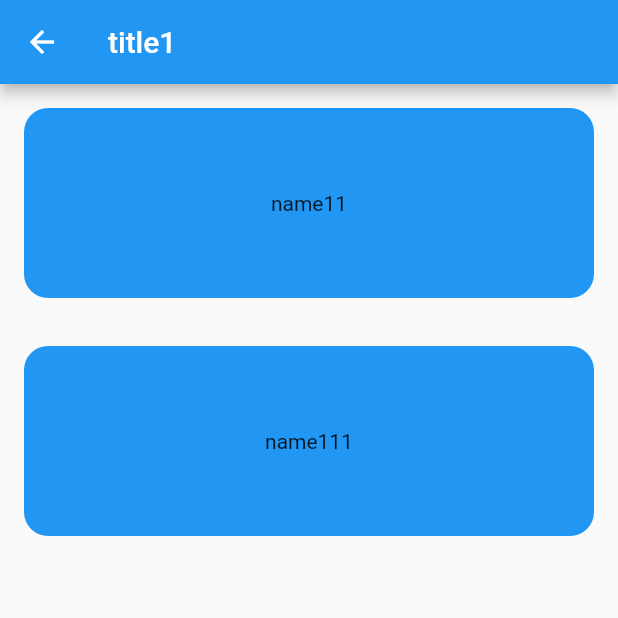
After one commit to Nil-cire/timer_note, a Flutter app: the NoteListPage screen opened directly with sample values from the repository, on a phone screen of 412 x 824 dp, the top half of it. The commit adds this screen. Run offline on Flutter 3.47's test engine with Material 2 defaults, Android fonts, the phone set to English and light mode, and no system bars; our stand-ins replace bloc, flutter_bloc.

Commit message:
feat: Note list page

```diff
--- /dev/null
+++ b/lib/data/entity/NoteEneity.dart
@@ -0,0 +1,7 @@
+
+class NoteEntity {
+  NoteEntity(this.uuid, this.name);
+
+  String uuid;
+  String name;
+}
--- a/lib/data/entity/NoteFileEntity.dart
+++ b/lib/data/entity/NoteFileEntity.dart
@@ -1,6 +1,9 @@
+import 'package:timer_note/data/entity/NoteEneity.dart';
 
 class NoteFileEntity {
-  late String uuid;
+  String uuid;
+  String title;
+  List<NoteEntity> notes;
 
-  NoteFileEntity(this.uuid);
+  NoteFileEntity(this.uuid, this.title, this.notes);
 }
--- a/lib/main.dart
+++ b/lib/main.dart
@@ -1,7 +1,10 @@
 import 'package:flutter/material.dart';
 import 'package:flutter_bloc/flutter_bloc.dart';
+import 'package:timer_note/data/entity/NoteEneity.dart';
+import 'package:timer_note/data/entity/NoteFileEntity.dart';
 import 'package:timer_note/ui/home_page/HomePage.dart';
 import 'package:timer_note/ui/home_page/HomePageViewModel.dart';
+import 'package:timer_note/ui/note_list/NoteListPage.dart';
 
 void main() {
   runApp(const MyApp());
@@ -32,7 +35,12 @@ class MyApp extends StatelessWidget {
           child: const HomePage()
       ),
       routes: {
-        "/home": (context) => const HomePage()
+        "/home": (context) => const HomePage(),
+        "/note_list": (context) {
+          dynamic obj = ModalRoute.of(context)?.settings.arguments;
+          var noteFile = obj["note_files"];
+          return NoteListPage(noteFile);
+        }
       },
     );
   }
--- /dev/null
+++ b/lib/ui/custom/NoteListItemView.dart
@@ -0,0 +1,32 @@
+
+import 'package:flutter/cupertino.dart';
+import 'package:flutter/material.dart';
+import 'package:timer_note/data/entity/NoteEneity.dart';
+
+import '../../value/MyDimension.dart';
+
+class NoteListItemView extends StatelessWidget {
+
+  final NoteEntity note;
+
+  const NoteListItemView(this.note, {Key? key}) : super(key: key);
+
+  @override
+  Widget build(BuildContext context) {
+    return ClipRRect(
+      borderRadius: const BorderRadius.all(
+          Radius.circular(MyDimension.mainBorderRadius)),
+      child: AspectRatio(
+        aspectRatio: 1 / 2,
+        child: Container(
+          padding: const EdgeInsets.all(MyDimension.itemMainPadding),
+          color: Colors.blue,
+          child: Center(
+            child: Text(note.name),
+          ),
+        ),
+      ),
+    );
+  }
+
+}
--- a/lib/ui/home_page/HomePage.dart
+++ b/lib/ui/home_page/HomePage.dart
@@ -58,7 +58,12 @@ class HomePageState extends State<HomePage> {
                     itemCount: viewModel.noteFiles.length,
                     itemBuilder: (context, index) {
                       return GestureDetector(
-                        onTapUp: (tapUpDetails) {},
+                        onTapUp: (tapUpDetails) {
+                          Navigator.of(context).pushNamed(
+                              '/note_list',
+                              arguments: {'note_files': viewModel.noteFiles[index]}
+                          );
+                        },
                         child: Padding(
                           padding:
                               const EdgeInsets.all(MyDimension.mainPadding),
--- a/lib/ui/home_page/HomePageViewModel.dart
+++ b/lib/ui/home_page/HomePageViewModel.dart
@@ -1,10 +1,12 @@
 import 'package:bloc/bloc.dart';
 import 'package:timer_note/data/entity/NoteFileEntity.dart';
 
+import '../../data/entity/NoteEneity.dart';
+
 class HomePageViewModel extends Cubit<HomePageViewModelState> {
   List<NoteFileEntity> noteFiles = [
-    NoteFileEntity("001"),
-    NoteFileEntity("002")
+    NoteFileEntity("uuid1", "title1", [NoteEntity("uuid11", "name11"), NoteEntity("uuid111", "name111")]),
+    NoteFileEntity("uuid11", "title11", [NoteEntity("uuid22", "name22"), NoteEntity("uuid222", "name222")])
   ]; //todo mock data
 
   HomePageViewModel() : super(HomePageViewModelState.init) {
--- /dev/null
+++ b/lib/ui/note_list/NoteListPage.dart
@@ -0,0 +1,56 @@
+import 'package:flutter/cupertino.dart';
+import 'package:flutter/material.dart';
+import 'package:flutter_bloc/flutter_bloc.dart';
+import 'package:timer_note/data/entity/NoteFileEntity.dart';
+import 'package:timer_note/value/MyDimension.dart';
+
+import '../custom/NoteListItemView.dart';
+import 'NoteListViewModel.dart';
+
+class NoteListPage extends StatefulWidget {
+  const NoteListPage(this.noteFile, {Key? key}) : super(key: key);
+  final NoteFileEntity noteFile;
+
+  @override
+  State<NoteListPage> createState() => NoteListPageState();
+}
+
+class NoteListPageState extends State<NoteListPage> {
+  late NoteListViewModel vm;
+
+  @override
+  Widget build(BuildContext context) {
+    vm = NoteListViewModel(widget.noteFile.notes);
+
+    return Scaffold(
+      appBar: AppBar(
+        title: Text(widget.noteFile.title),
+      ),
+      body: Container(
+        child: BlocBuilder<NoteListViewModel, NoteListViewModelState>(
+          bloc: vm,
+          builder: (context, state) {
+            switch (state) {
+              case NoteListViewModelState.init:
+                return ListView.builder(
+                    itemCount: vm.notes.length,
+                    itemBuilder: (context, index) {
+                      return GestureDetector(
+                        onTapUp: (tapUpDetails) {},
+                        child: Padding(
+                          padding:
+                              const EdgeInsets.all(MyDimension.mainPadding),
+                          child: AspectRatio(
+                            aspectRatio: 3 / 1,
+                            child: NoteListItemView(vm.notes[index]),
+                          ),
+                        ),
+                      );
+                    });
+            }
+          },
+        ),
+      ),
+    );
+  }
+}
--- /dev/null
+++ b/lib/ui/note_list/NoteListViewModel.dart
@@ -0,0 +1,15 @@
+
+import 'package:bloc/bloc.dart';
+import 'package:timer_note/data/entity/NoteEneity.dart';
+
+class NoteListViewModel extends Cubit<NoteListViewModelState> {
+
+  List<NoteEntity> notes;
+
+  NoteListViewModel(this.notes): super(NoteListViewModelState.init);
+
+}
+
+enum NoteListViewModelState {
+  init
+}
```
